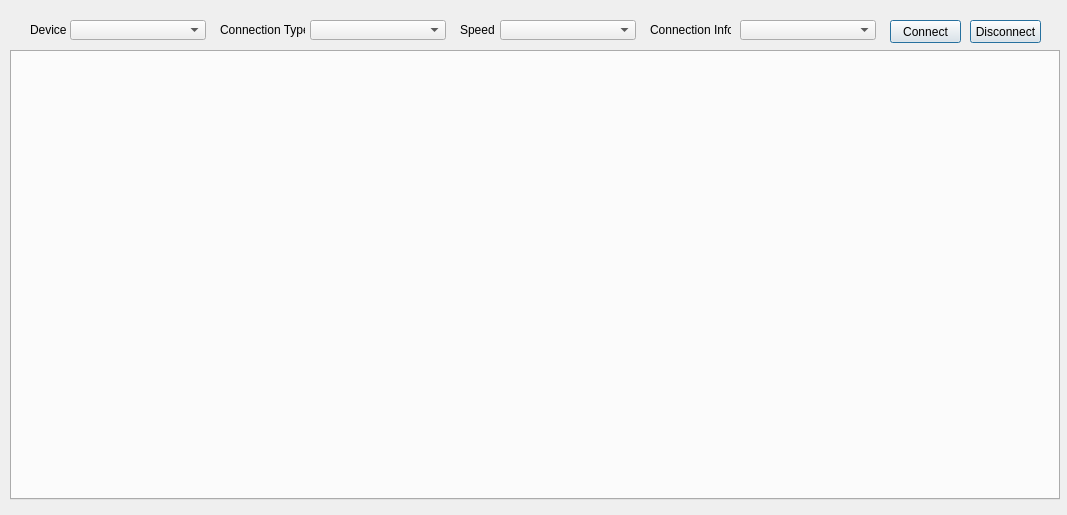
Above: mainwindow.ui from Donn13Darko/uC_Interfacer before the change. Below: the same form after it.
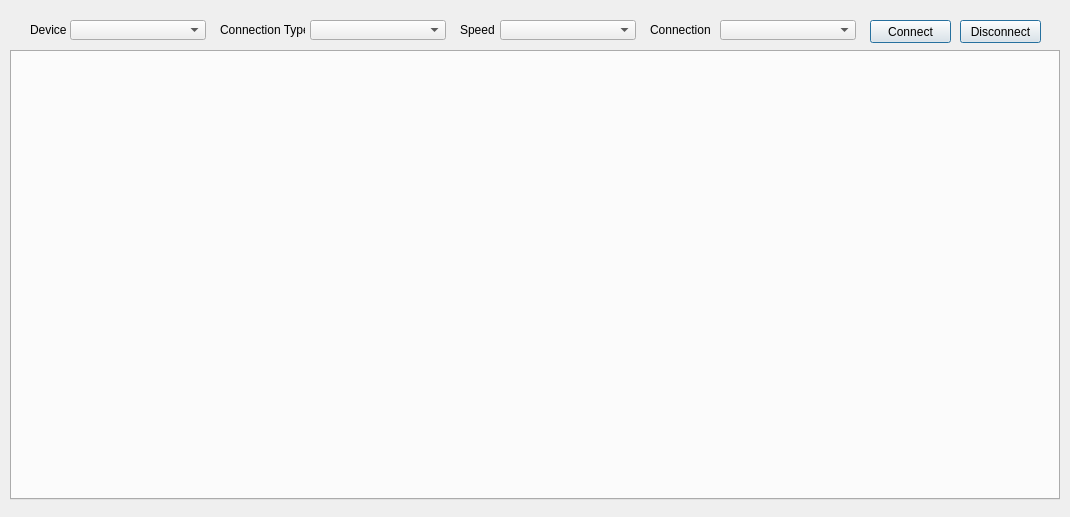
That is the form after the change.

```diff
--- a/mainwindow.ui
+++ b/mainwindow.ui
@@ -6,8 +6,8 @@
    <rect>
     <x>0</x>
     <y>0</y>
-    <width>1067</width>
-    <height>515</height>
+    <width>1070</width>
+    <height>517</height>
    </rect>
   </property>
   <property name="windowTitle">
@@ -76,9 +76,9 @@
    <widget class="QPushButton" name="DeviceConnect">
     <property name="geometry">
      <rect>
-      <x>890</x>
+      <x>870</x>
       <y>20</y>
-      <width>71</width>
+      <width>81</width>
       <height>23</height>
      </rect>
     </property>
@@ -118,7 +118,7 @@
    <widget class="QComboBox" name="ConnInfoCombo">
     <property name="geometry">
      <rect>
-      <x>740</x>
+      <x>720</x>
       <y>20</y>
       <width>136</width>
       <height>20</height>
@@ -130,20 +130,20 @@
      <rect>
       <x>650</x>
       <y>20</y>
-      <width>81</width>
+      <width>61</width>
       <height>20</height>
      </rect>
     </property>
     <property name="text">
-     <string>Connection Info:</string>
+     <string>Connection:</string>
     </property>
    </widget>
    <widget class="QPushButton" name="DeviceDisconnect">
     <property name="geometry">
      <rect>
-      <x>970</x>
+      <x>960</x>
       <y>20</y>
-      <width>71</width>
+      <width>81</width>
       <height>23</height>
      </rect>
     </property>
```
Left out of the diff: 4 changed lines with no effect on the pictures.
